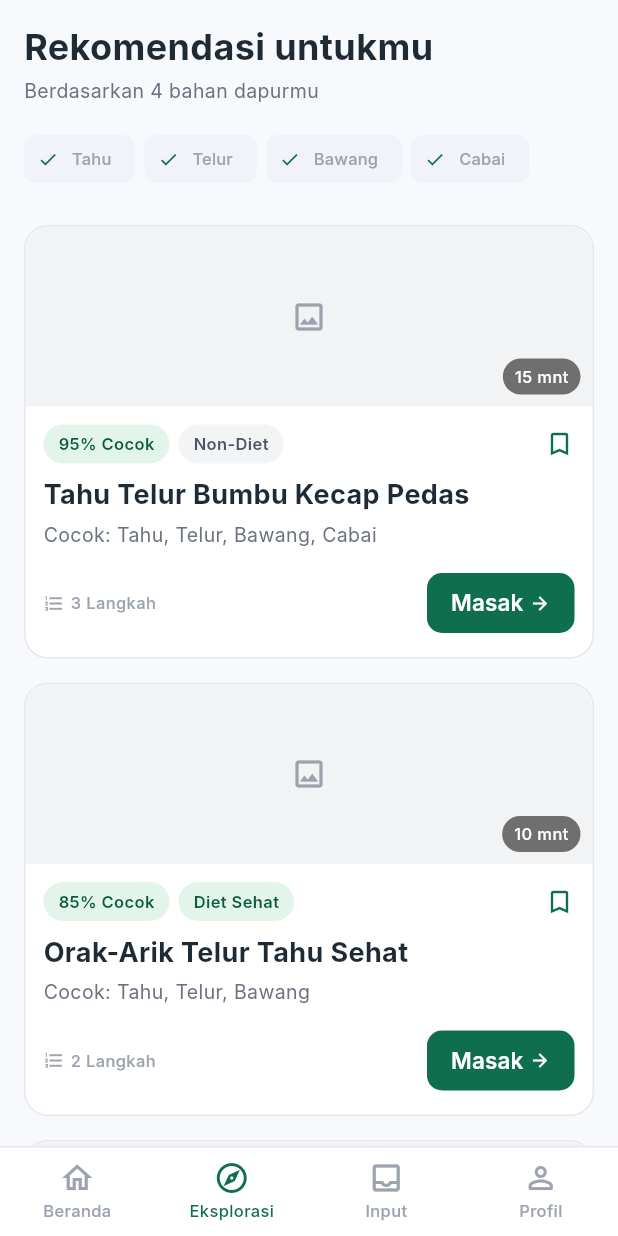
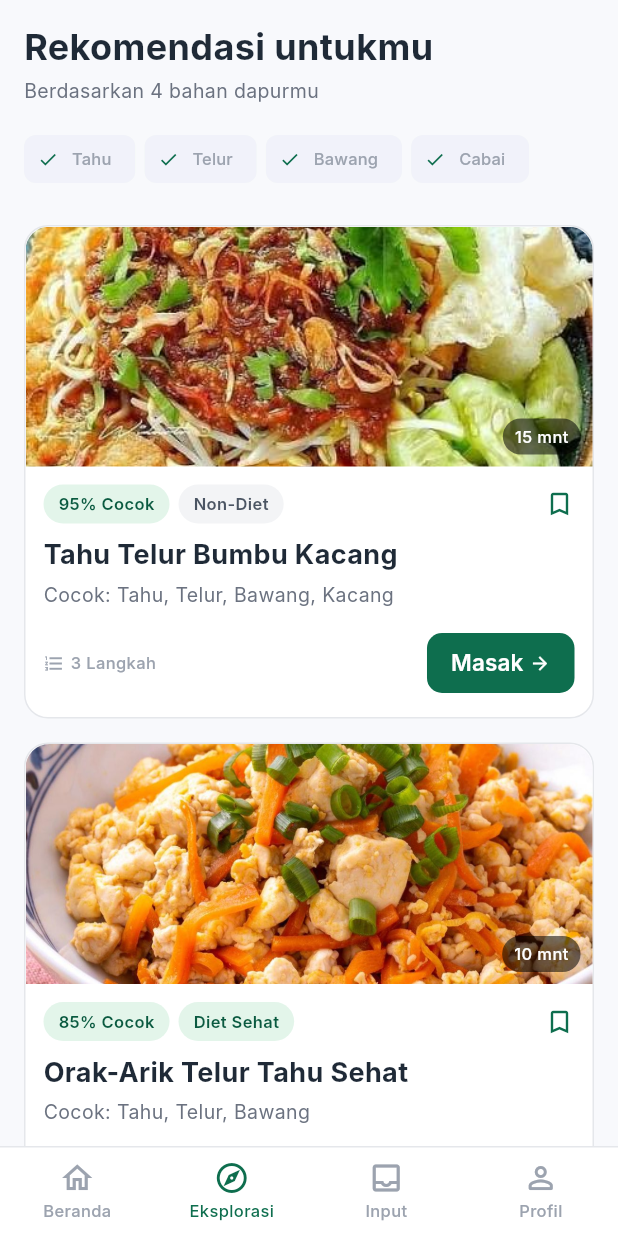
Before and after one commit to Adi-Luhung/PBL-SmartCook, a Flutter app: the MainShell screen opened directly, after a tap on "Cari", on a phone screen of 412 x 824 dp. Run offline on Flutter 3.47's test engine with Material 3 defaults, Android fonts, the phone set to English and light mode, and no system bars; Roboto replaces fonts that are missing (Inter).

Commit message:
update UI beranda, input bahan, rekomendasi, dan tambah gambar assets

```diff
--- a/lib/design_system_showcase.dart
+++ b/lib/design_system_showcase.dart
@@ -86,8 +86,8 @@ class _DesignSystemShowcaseState extends State<DesignSystemShowcase> {
           Text('Recipe Card', style: AppTextStyles.h2),
           const SizedBox(height: 12),
           RecipeCard(
-            title: 'Tahu Telur Bumbu Kecap Pedas',
-            subtitle: 'Cocok: Tahu, Telur, Bawang, Cabai',
+            title: 'Tahu Telur Bumbu Kacang',
+            subtitle: 'Cocok: Tahu, Telur, Bawang, Kacang',
             durationMinutes: 15,
             matchPercent: 95,
             isDiet: false,
--- a/lib/presentation/home/beranda_page.dart
+++ b/lib/presentation/home/beranda_page.dart
@@ -26,14 +26,17 @@ class _BerandaPageState extends State<BerandaPage> {
       subtitle: 'Cocok untuk dada ayam & daun bawang',
       duration: 25,
       calories: 320,
+      imageAsset: 'assets/images/recipes/sup_ayam_jahe.jpg',
     ),
     (
       title: 'Tumis Tahu Telur Saus Tiram',
       subtitle: 'Gunakan stok tahu dan telur ayam',
       duration: 15,
       calories: 240,
+      imageAsset: 'assets/images/recipes/tumis_tahu_telur.jpg',
     ),
   ];
+
 
   @override
   Widget build(BuildContext context) {
@@ -80,6 +83,7 @@ class _BerandaPageState extends State<BerandaPage> {
                 subtitle: item.subtitle,
                 durationMinutes: item.duration,
                 calories: item.calories,
+                imageAsset: item.imageAsset,
                 bookmarked: _bookmarked.contains(item.title),
                 onBookmarkTap: () => setState(() {
                   if (_bookmarked.contains(item.title)) {
--- a/lib/presentation/home/widgets/home_recipe_list_item.dart
+++ b/lib/presentation/home/widgets/home_recipe_list_item.dart
@@ -11,6 +11,7 @@ class HomeRecipeListItem extends StatelessWidget {
     required this.subtitle,
     required this.durationMinutes,
     required this.calories,
+    this.imageAsset,
     this.bookmarked = false,
     this.onBookmarkTap,
     this.onTap,
@@ -20,6 +21,7 @@ class HomeRecipeListItem extends StatelessWidget {
   final String subtitle;
   final int durationMinutes;
   final int calories;
+  final String? imageAsset;
   final bool bookmarked;
   final VoidCallback? onBookmarkTap;
   final VoidCallback? onTap;
@@ -41,11 +43,17 @@ class HomeRecipeListItem extends StatelessWidget {
           children: [
             ClipRRect(
               borderRadius: BorderRadius.circular(12),
-              child: Container(
-                width: 64,
-                height: 64,
-                color: AppColors.border.withOpacity(0.5),
-                child: const Icon(Icons.image_outlined, color: AppColors.textMuted),
+              child: SizedBox(
+                width: 72,
+                height: 72,
+                child: imageAsset != null
+                    ? Image.asset(
+                        imageAsset!,
+                        fit: BoxFit.cover,
+                        errorBuilder: (context, error, stackTrace) =>
+                            _buildPlaceholder(),
+                      )
+                    : _buildPlaceholder(),
               ),
             ),
             const SizedBox(width: 12),
@@ -101,4 +109,11 @@ class HomeRecipeListItem extends StatelessWidget {
       ),
     );
   }
+
+  Widget _buildPlaceholder() {
+    return Container(
+      color: AppColors.border.withOpacity(0.5),
+      child: const Icon(Icons.restaurant, color: AppColors.textMuted),
+    );
+  }
 }
--- a/lib/presentation/recommendation/recommendation_page.dart
+++ b/lib/presentation/recommendation/recommendation_page.dart
@@ -20,12 +20,13 @@ class _RecommendationPageState extends State<RecommendationPage> {
 
   static const _recipes = [
     (
-      title: 'Tahu Telur Bumbu Kecap Pedas',
-      matchedWith: 'Tahu, Telur, Bawang, Cabai',
+      title: 'Tahu Telur Bumbu Kacang',
+      matchedWith: 'Tahu, Telur, Bawang, Kacang',
       duration: 15,
       match: 95,
       steps: 3,
       isDiet: false,
+      imageAsset: 'assets/images/recipes/tahu_telur_kacang.jpg',
     ),
     (
       title: 'Orak-Arik Telur Tahu Sehat',
@@ -34,6 +35,7 @@ class _RecommendationPageState extends State<RecommendationPage> {
       match: 85,
       steps: 2,
       isDiet: true,
+      imageAsset: 'assets/images/recipes/orak_arik_telur_tahu.jpeg',
     ),
     (
       title: 'Sambal Goreng Tahu Telur',
@@ -42,6 +44,7 @@ class _RecommendationPageState extends State<RecommendationPage> {
       match: 75,
       steps: 4,
       isDiet: false,
+      imageAsset: 'assets/images/recipes/sambal_goreng.jpg',
     ),
   ];
 
@@ -79,6 +82,7 @@ class _RecommendationPageState extends State<RecommendationPage> {
                 matchPercent: r.match,
                 stepsCount: r.steps,
                 isDiet: r.isDiet,
+                imageAsset: r.imageAsset,
                 bookmarked: _bookmarked.contains(r.title),
                 onBookmarkTap: () => setState(() {
                   if (_bookmarked.contains(r.title)) {
--- a/lib/presentation/recommendation/widgets/recommendation_card.dart
+++ b/lib/presentation/recommendation/widgets/recommendation_card.dart
@@ -15,6 +15,7 @@ class RecommendationCard extends StatelessWidget {
     required this.matchPercent,
     required this.stepsCount,
     this.isDiet = false,
+    this.imageAsset,
     this.bookmarked = false,
     this.onBookmarkTap,
     this.onCookTap,
@@ -26,6 +27,7 @@ class RecommendationCard extends StatelessWidget {
   final int matchPercent;
   final int stepsCount;
   final bool isDiet;
+  final String? imageAsset;
   final bool bookmarked;
   final VoidCallback? onBookmarkTap;
   final VoidCallback? onCookTap;
@@ -45,13 +47,17 @@ class RecommendationCard extends StatelessWidget {
             children: [
               ClipRRect(
                 borderRadius: const BorderRadius.vertical(top: Radius.circular(16)),
-                child: Container(
-                  height: 120,
+                child: SizedBox(
+                  height: 160,
                   width: double.infinity,
-                  color: AppColors.border.withOpacity(0.5),
-                  child: const Center(
-                    child: Icon(Icons.image_outlined, color: AppColors.textMuted),
-                  ),
+                  child: imageAsset != null
+                      ? Image.asset(
+                          imageAsset!,
+                          fit: BoxFit.cover,
+                          errorBuilder: (context, error, stackTrace) =>
+                              _buildImagePlaceholder(),
+                        )
+                      : _buildImagePlaceholder(),
                 ),
               ),
               Positioned(
@@ -132,4 +138,13 @@ class RecommendationCard extends StatelessWidget {
       ),
     );
   }
+
+  Widget _buildImagePlaceholder() {
+    return Container(
+      color: AppColors.border.withOpacity(0.5),
+      child: const Center(
+        child: Icon(Icons.restaurant, size: 40, color: AppColors.textMuted),
+      ),
+    );
+  }
 }
--- a/pubspec.yaml
+++ b/pubspec.yaml
@@ -63,6 +63,7 @@ flutter:
 
   assets:
     - assets/images/ingredients/
+    - assets/images/recipes/
 
   # An image asset can refer to one or more resolution-specific "variants", see
   # https://flutter.dev/to/resolution-aware-images
```
Also changed, not shown: lib/presentation/input_bahan/input_bahan_page.dart (+4 -3 lines), assets/images/ingredients/garam_merica.jpg (added), assets/images/ingredients/tomat.jpg (added), assets/images/ingredients/wortel.jpg (added), assets/images/recipes/orak_arik_telur.jpg (added), assets/images/recipes/orak_arik_telur_tahu.jpeg (added), assets/images/recipes/sambal_goreng.jpg (added), assets/images/recipes/sambal_goreng_tahu.jpg (added), assets/images/recipes/sup_ayam_jahe.jpg (added), assets/images/recipes/tahu_telur_kacang.jpg (added), assets/images/recipes/tahu_telur_kecap.jpg (added), assets/images/recipes/tumis_tahu_telur.jpg (added).
